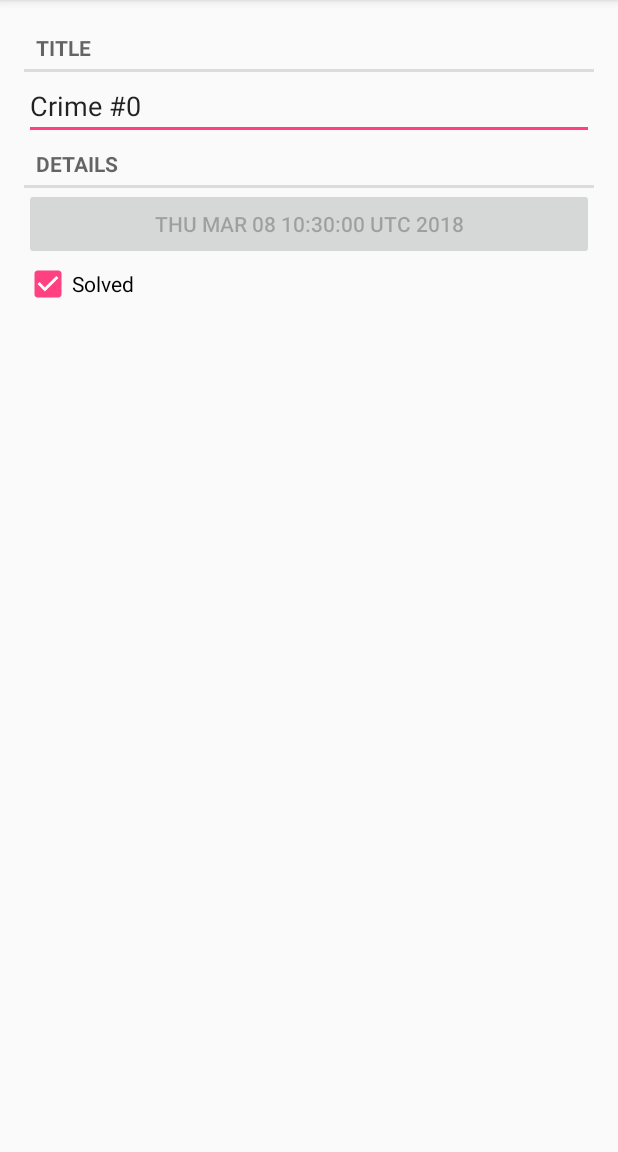
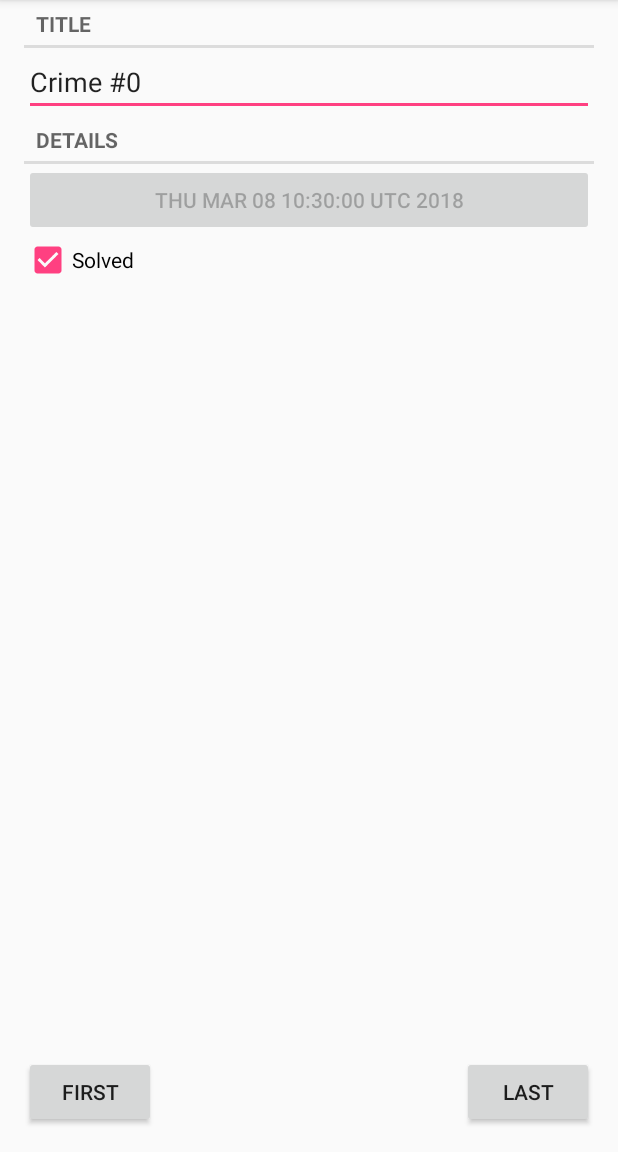
Before and after one commit to paularintaharri/CriminalIntent, an Android app: the screen it shows after launch (CrimeActivity before the commit, CrimePagerActivity after it), after a tap on an icon or button, on a phone screen of 412 x 824 dp, the part 84-1236 px from its top. Run offline under Robolectric (Android 15) with nearby library versions, the phone set to English and light mode, and no system bars.

Commit message:
Capter 11

```diff
--- a/app/src/main/AndroidManifest.xml
+++ b/app/src/main/AndroidManifest.xml
@@ -15,7 +15,7 @@
                 <category android:name="android.intent.category.LAUNCHER" />
             </intent-filter>
         </activity>
-        <activity android:name=".CrimeActivity">
+        <activity android:name=".CrimePagerActivity">
         </activity>
     </application>
 
--- a/app/src/main/java/com/bignerdranch/android/criminalintent/CrimeActivity.java
+++ /dev/null
@@ -1,27 +0,0 @@
-package com.bignerdranch.android.criminalintent;
-
-import android.content.Context;
-import android.content.Intent;
-import android.support.v4.app.Fragment;
-
-import java.util.UUID;
-
-
-public class CrimeActivity extends SingleFragmentActivity{
-
-    private static final String EXTRA_CRIME_ID =
-            "com.bignerdranch.android.criminalintent.crime_id";
-
-    public static Intent newIntent(Context packageContext, UUID crimeId) {
-        Intent intent = new Intent(packageContext, CrimeActivity.class);
-        intent.putExtra(EXTRA_CRIME_ID, crimeId);
-        return intent;
-    }
-
-    @Override
-    protected Fragment createFragment() {
-
-        UUID crimeId = (UUID) getIntent()
-                .getSerializableExtra(EXTRA_CRIME_ID);
-        return CrimeFragment.newInstance(crimeId);    }
-}
--- a/app/src/main/java/com/bignerdranch/android/criminalintent/CrimeListFragment.java
+++ b/app/src/main/java/com/bignerdranch/android/criminalintent/CrimeListFragment.java
@@ -95,7 +95,7 @@ public class CrimeListFragment extends Fragment {
 
         @Override
         public void onClick(View view) {
-            Intent intent = CrimeActivity.newIntent(getActivity(), mCrime.getId());
+            Intent intent = CrimePagerActivity.newIntent(getActivity(), mCrime.getId());
             mLastUpdatedPosition = this.getAdapterPosition(); //Challenge: Efficient RecyclerView Reloading
             startActivity(intent);
         }
--- /dev/null
+++ b/app/src/main/java/com/bignerdranch/android/criminalintent/CrimePagerActivity.java
@@ -0,0 +1,106 @@
+package com.bignerdranch.android.criminalintent;
+
+import android.content.Context;
+import android.content.Intent;
+import android.os.Bundle;
+import android.support.annotation.NonNull;
+import android.support.annotation.Nullable;
+import android.support.v4.app.Fragment;
+import android.support.v4.app.FragmentManager;
+import android.support.v4.app.FragmentStatePagerAdapter;
+import android.support.v4.view.PagerAdapter;
+import android.support.v4.view.ViewPager;
+import android.support.v7.app.AppCompatActivity;
+import android.view.View;
+import android.widget.Button;
+
+import java.util.List;
+import java.util.UUID;
+
+/**
+ * Created by Paula on 8.3.2018.
+ */
+
+public class CrimePagerActivity extends AppCompatActivity {
+
+    private static final String EXTRA_CRIME_ID =
+            "com.bignerdranch.android.criminalintent.crime_id";
+
+    private ViewPager mViewPager;
+    private List<Crime> mCrimes;
+    private Button mFirst;
+    private Button mLast;
+
+    public static Intent newIntent(Context packageContext, UUID crimeId) {
+        Intent intent = new Intent(packageContext, CrimePagerActivity.class);
+        intent.putExtra(EXTRA_CRIME_ID, crimeId);
+        return intent;
+    }
+
+    @Override
+    protected void onCreate(Bundle savedInstanceState) {
+        super.onCreate(savedInstanceState);
+        setContentView(R.layout.activity_crime_pager);
+
+        UUID crimeId = (UUID) getIntent()
+                .getSerializableExtra(EXTRA_CRIME_ID);
+
+        mViewPager = (ViewPager) findViewById(R.id.crime_view_pager);
+        mCrimes = CrimeLab.get(this).getCrimes();
+
+        FragmentManager fragmentManager = getSupportFragmentManager();
+        mViewPager.setAdapter(new FragmentStatePagerAdapter(fragmentManager) {
+
+            @Override
+            public Fragment getItem(int position) {
+                Crime crime = mCrimes.get(position);
+                return CrimeFragment.newInstance(crime.getId());
+            }
+
+            @Override
+            public int getCount() {
+                return mCrimes.size();
+            }
+        });
+
+        for (int i = 0; i < mCrimes.size(); i++) {
+            if (mCrimes.get(i).getId().equals(crimeId)) {
+                mViewPager.setCurrentItem(i);
+                break;
+            }
+        }
+
+        mViewPager.addOnPageChangeListener(new ViewPager.OnPageChangeListener() {
+            @Override
+            public void onPageScrolled(int position, float positionOffset, int positionOffsetPixels) {
+
+            }
+
+            @Override
+            public void onPageSelected(int position) {
+
+            }
+
+            @Override
+            public void onPageScrollStateChanged(int state) {
+
+            }
+        });
+
+        mFirst = (Button) findViewById(R.id.first_crime);
+        mFirst.setOnClickListener(new View.OnClickListener(){
+            @Override
+            public void onClick(View v){
+                mViewPager.setCurrentItem(0);
+            }
+        });
+
+        mLast = (Button) findViewById(R.id.last_crime);
+        mLast.setOnClickListener(new View.OnClickListener(){
+            @Override
+                    public void onClick(View v){
+                mViewPager.setCurrentItem(mViewPager.getAdapter().getCount() -1);
+            }
+            });
+    }
+}
--- /dev/null
+++ b/app/src/main/res/layout/activity_crime_pager.xml
@@ -0,0 +1,32 @@
+<?xml version="1.0" encoding="utf-8"?>
+
+<FrameLayout
+    xmlns:android="http://schemas.android.com/apk/res/android"
+    android:layout_width="match_parent"
+    android:layout_height="match_parent">
+
+    <android.support.v4.view.ViewPager
+        android:id="@+id/crime_view_pager"
+        android:layout_marginLeft="16dp"
+        android:layout_marginRight="16dp"
+        android:layout_width="match_parent"
+        android:layout_height="match_parent">
+    </android.support.v4.view.ViewPager>
+
+    <Button
+        android:id="@+id/first_crime"
+        android:layout_width="wrap_content"
+        android:layout_height="wrap_content"
+        android:layout_gravity="bottom|left"
+        android:layout_margin="16dp"
+        android:text="First"/>
+
+    <Button
+        android:id="@+id/last_crime"
+        android:layout_width="wrap_content"
+        android:layout_height="wrap_content"
+        android:layout_gravity="bottom|right"
+        android:layout_margin="16dp"
+        android:text="Last"/>
+
+</FrameLayout>
```
